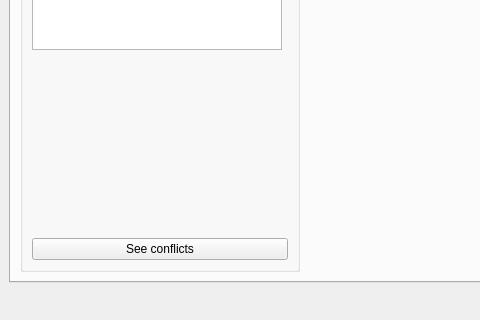
mike-perdide/gitbuster, file gitbuster/main_window.ui: the form before one commit; both pictures show x 0 to 480 and y 388 to 708 of the 1077 by 708 pixel window.
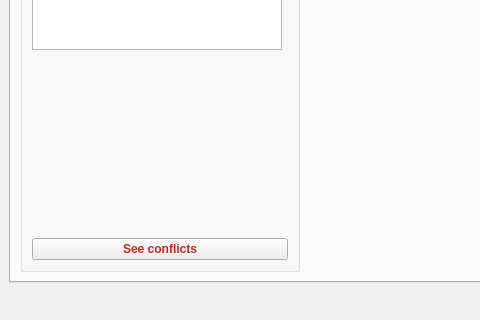
The form after the commit. Icons and pictures are not drawn.

Commit message: Make the conflicts button more visible with red and bold.

Patch:
```diff
--- a/gitbuster/main_window.ui
+++ b/gitbuster/main_window.ui
@@ -367,6 +367,49 @@
            </item>
            <item row="8" column="0" colspan="2">
             <widget class="QPushButton" name="conflictsButton">
+             <property name="palette">
+              <palette>
+               <active>
+                <colorrole role="ButtonText">
+                 <brush brushstyle="SolidPattern">
+                  <color alpha="255">
+                   <red>204</red>
+                   <green>33</green>
+                   <blue>36</blue>
+                  </color>
+                 </brush>
+                </colorrole>
+               </active>
+               <inactive>
+                <colorrole role="ButtonText">
+                 <brush brushstyle="SolidPattern">
+                  <color alpha="255">
+                   <red>204</red>
+                   <green>33</green>
+                   <blue>36</blue>
+                  </color>
+                 </brush>
+                </colorrole>
+               </inactive>
+               <disabled>
+                <colorrole role="ButtonText">
+                 <brush brushstyle="SolidPattern">
+                  <color alpha="255">
+                   <red>128</red>
+                   <green>128</green>
+                   <blue>128</blue>
+                  </color>
+                 </brush>
+                </colorrole>
+               </disabled>
+              </palette>
+             </property>
+             <property name="font">
+              <font>
+               <weight>75</weight>
+               <bold>true</bold>
+              </font>
+             </property>
              <property name="text">
               <string>See conflicts</string>
              </property>
```
